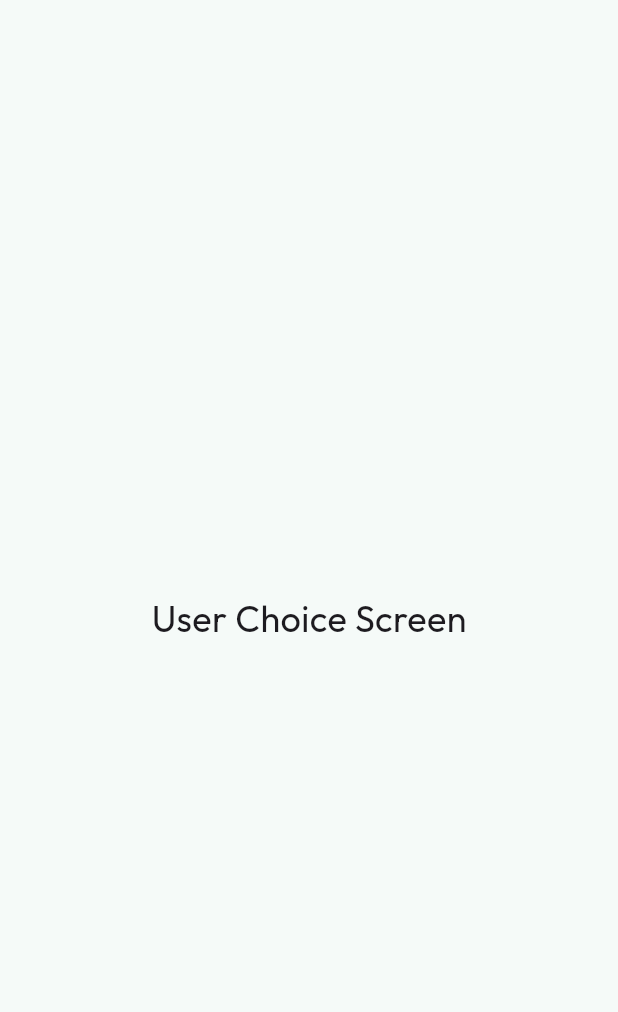
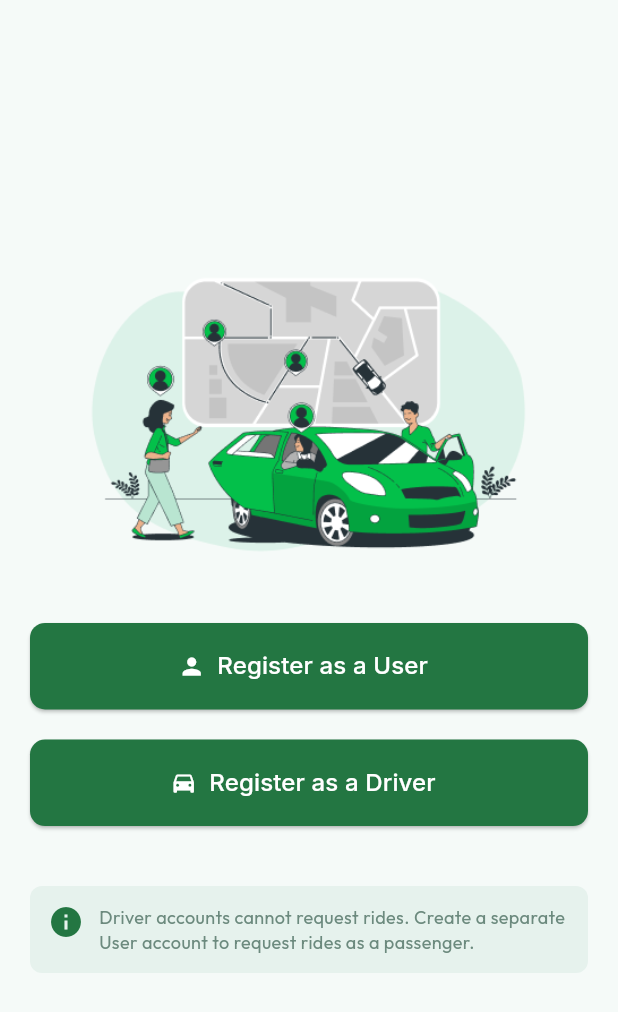
Before and after one commit to im-nilesh/cab_booking, a Flutter app: the UserChoice screen opened directly, on a phone screen of 412 x 824 dp. Shown: the top 1012 px of the screen. Run offline on Flutter 3.47's test engine with Material 3 defaults, Android fonts, the light colour scheme and no system bars; our stand-ins replace cloud_firestore, country_picker, firebase_auth, firebase_core, flutter_riverpod, flutter_svg and 2 more; accounts and stored records are empty.

Commit message:
Add Cloud Firestore integration and implement user data saving functionality; create IconPrimaryButton widget for improved UI

```diff
--- /dev/null
+++ b/cab_booking_user/lib/Widgets/button/icon_button.dart
@@ -0,0 +1,38 @@
+import 'package:cab_booking_user/utils/constants.dart';
+import 'package:flutter/material.dart';
+import 'package:google_fonts/google_fonts.dart';
+
+class IconPrimaryButton extends StatelessWidget {
+  final String text;
+  final void Function() onPressed;
+  final IconData icon;
+  final Color backgroundColor;
+  final Color textColor;
+  final Color iconColor;
+
+  const IconPrimaryButton({
+    Key? key,
+    required this.text,
+    required this.onPressed,
+    required this.icon,
+    this.backgroundColor = greencolor,
+    this.textColor = Colors.white,
+    this.iconColor = Colors.white,
+  }) : super(key: key);
+
+  @override
+  Widget build(BuildContext context) {
+    return ElevatedButton.icon(
+      onPressed: onPressed,
+      style: ElevatedButton.styleFrom(
+        backgroundColor: backgroundColor,
+        shape: RoundedRectangleBorder(borderRadius: BorderRadius.circular(10)),
+      ),
+      icon: Icon(icon, color: iconColor),
+      label: Text(
+        text,
+        style: GoogleFonts.inter(color: textColor, fontSize: 16),
+      ),
+    );
+  }
+}
--- a/cab_booking_user/lib/screens/user_choice.dart
+++ b/cab_booking_user/lib/screens/user_choice.dart
@@ -1,4 +1,8 @@
+import 'package:cab_booking_user/Widgets/button/icon_button.dart';
+import 'package:cab_booking_user/screens/user_reg.dart';
 import 'package:flutter/material.dart';
+
+import 'package:cab_booking_user/utils/constants.dart';
 
 class UserChoice extends StatefulWidget {
   const UserChoice({super.key});
@@ -10,9 +14,82 @@ class UserChoice extends StatefulWidget {
 class _UserChoiceState extends State<UserChoice> {
   @override
   Widget build(BuildContext context) {
-    return const Scaffold(
-      body: Center(
-        child: Text('User Choice Screen', style: TextStyle(fontSize: 24)),
+    return Scaffold(
+      body: Padding(
+        padding: const EdgeInsets.symmetric(horizontal: 20.0),
+        child: Column(
+          mainAxisAlignment: MainAxisAlignment.center,
+          children: [
+            // Illustration Placeholder
+            Image.asset(
+              'assets/images/Carpool-bro 1.png', // Replace with your asset path
+              height: 200,
+            ),
+            const SizedBox(height: 40),
+
+            // Register as User Button
+            SizedBox(
+              width: double.infinity,
+              height: MediaQuery.of(context).size.height * 0.07,
+              child: IconPrimaryButton(
+                text: 'Register as a User',
+                icon: Icons.person,
+                onPressed: () {
+                  // Navigate to User Registration Screen
+                  Navigator.of(context).push(
+                    MaterialPageRoute(
+                      builder: (context) => const UserRegistrationScreen(),
+                    ),
+                  );
+                },
+                backgroundColor: greencolor,
+                textColor: Colors.white,
+                iconColor: Colors.white,
+              ),
+            ),
+            const SizedBox(height: 20),
+
+            // Register as Driver Button
+            SizedBox(
+              width: double.infinity,
+              height: MediaQuery.of(context).size.height * 0.07,
+              child: IconPrimaryButton(
+                text: 'Register as a Driver',
+                icon: Icons.directions_car,
+                onPressed: () {
+                  // Navigate to Driver Registration Screen
+                  Navigator.pushNamed(context, '/driver_registration');
+                },
+                backgroundColor: greencolor,
+                textColor: Colors.white,
+                iconColor: Colors.white,
+              ),
+            ),
+            const SizedBox(height: 40),
+
+            // Information Text
+            Container(
+              padding: const EdgeInsets.all(12),
+              decoration: BoxDecoration(
+                color: dialogBackgroundColor,
+                borderRadius: BorderRadius.circular(8),
+              ),
+              child: Row(
+                crossAxisAlignment: CrossAxisAlignment.start,
+                children: [
+                  const Icon(Icons.info, color: greencolor),
+                  const SizedBox(width: 10),
+                  Expanded(
+                    child: Text(
+                      'Driver accounts cannot request rides. Create a separate User account to request rides as a passenger.',
+                      style: TextStyle(fontSize: 12, color: dialogTextColor),
+                    ),
+                  ),
+                ],
+              ),
+            ),
+          ],
+        ),
       ),
     );
   }
--- a/cab_booking_user/lib/utils/constants.dart
+++ b/cab_booking_user/lib/utils/constants.dart
@@ -9,3 +9,5 @@ const Color grayColor3 = Color(0xFFD4D4D4);
 const Color borderColor = Color(0xFFDBE4E1);
 const Color whiteColor = Color(0xFFFEFEFE);
 const Color activeborderColor = Color(0xFF969D9A);
+const Color dialogTextColor = Color(0xFF6C8A7E);
+const Color dialogBackgroundColor = Color(0xFFE6F2ED);
--- a/cab_booking_user/pubspec.yaml
+++ b/cab_booking_user/pubspec.yaml
@@ -41,6 +41,7 @@ dependencies:
   firebase_auth: ^5.5.1
   pinput: ^5.0.1
   flutter_riverpod: ^2.6.1
+  cloud_firestore: ^5.6.5
 
 dev_dependencies:
   flutter_test:
```
Also changed, not shown: cab_booking_user/lib/providers/auth_provider.dart (+47 -0 lines), cab_booking_user/lib/screens/user_reg.dart (added, +172 -0 lines), cab_booking_user/assets/images/Carpool-bro 1.png (added), cab_booking_user/assets/images/freepik--background-simple--inject-81.png (added), cab_booking_user/pubspec.lock, 3 other files.
